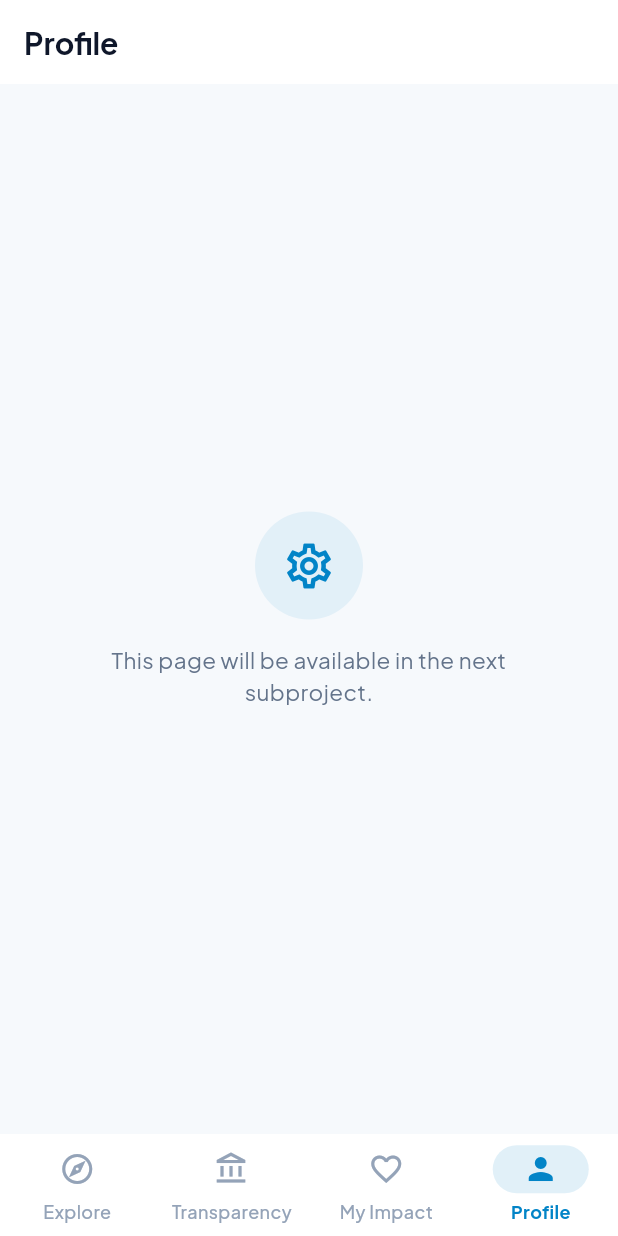
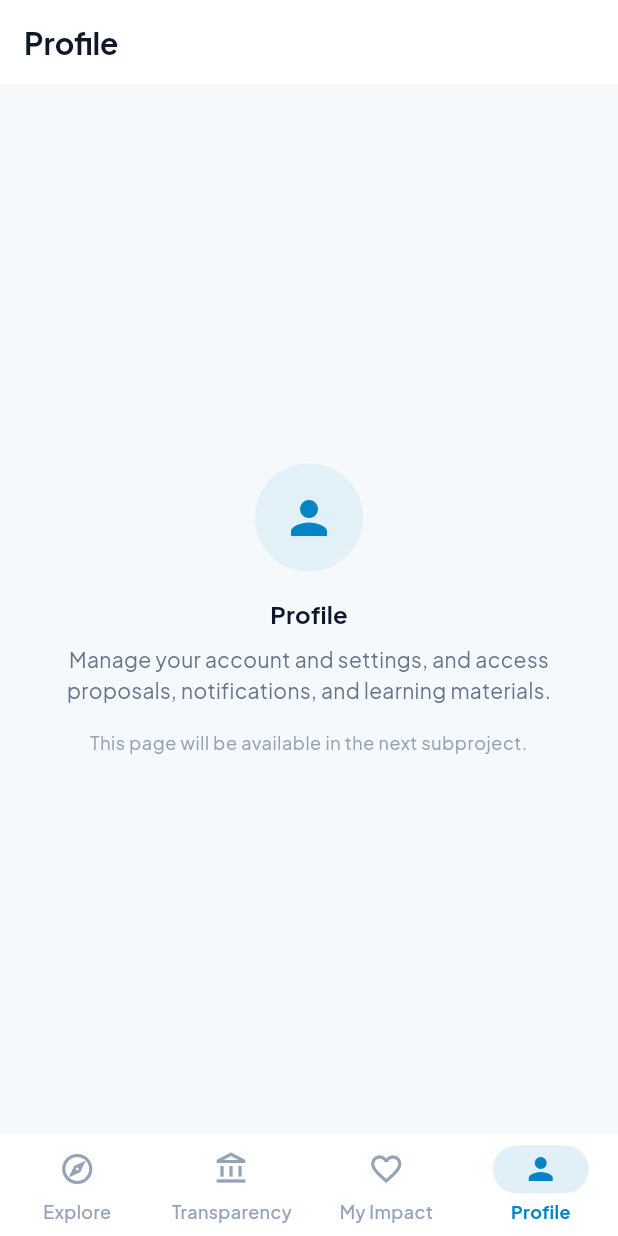
Before and after one commit to MANUSIAdosa/bluetrackproject, a Flutter app: the ProfilePage screen opened by its route, on a phone screen of 412 x 824 dp. Run offline on Flutter 3.47's test engine with Material 3 defaults, Android fonts, the phone set to English and light mode, and no system bars; our stand-ins replace flutter_secure_storage, go_router, hive_flutter, shared_preferences; accounts and stored records are empty.

Commit message:
Placeholder Transparansi, Profil, dan Dampakku menjelaskan fungsi tab
Tab Transparansi, Profil, dan kondisi kosong Dampakku (saat sudah login)
hanya menampilkan pesan umum. Ketiganya kini menampilkan ikon tab, nama
tab, dan satu kalimat fungsi tab, di bawahnya catatan isi lengkap menyusul.

- ShellTab dan ShellTabs jadi satu konfigurasi tab di App Shell; label,
  ikon, dan kalimat fungsi dibaca satu kali, bukan ditulis per halaman
- TabPlaceholder membaca spec dari ShellTabs.byLocation, dibungkus
  ConstrainedBox 480 agar aman di layar pendek dan lebar
- AppBar ketiga halaman memakai nav.* sehingga judul dan label tab selalu
  sama per bahasa
- Login prompt Dampakku saat belum masuk, Jelajahi, StatefulShellRoute,
  banner offline, dan notifikasi tidak berubah

```diff
--- a/lib/core/localization/app_localizations.dart
+++ b/lib/core/localization/app_localizations.dart
@@ -41,10 +41,20 @@ class AppLocalizations {
       'common.errorRetry': 'Gagal memuat. Periksa koneksi Anda.',
 
       // --- Shell / navigation ---
+      // `nav.*.description` is the one-line purpose of a tab, owned by the App
+      // Shell tab configuration and reused by placeholder tab pages.
       'nav.jelajahi': 'Jelajahi',
       'nav.transparency': 'Transparansi',
+      'nav.transparency.description':
+          'Lihat ke mana donasi mengalir, terbuka untuk semua tanpa perlu login.',
+      'nav.grants': 'Hibah',
       'nav.impact': 'Dampakku',
+      'nav.impact.description':
+          'Lihat dampak dari donasi yang sudah kamu berikan.',
       'nav.profile': 'Profil',
+      'nav.profile.description':
+          'Kelola akun dan pengaturanmu, serta akses proposal, notifikasi, '
+              'dan materi belajar.',
       'shell.offline': 'Anda sedang offline. Menampilkan data tersimpan.',
       'shell.notifications': 'Notifikasi',
 
@@ -251,9 +261,6 @@ class AppLocalizations {
           'perubahan berlaku berarti Anda menerima ketentuan yang baru.',
 
       // --- Placeholder tab pages ---
-      'transparency.title': 'Transparansi',
-      'impact.title': 'Dampakku',
-      'impact.empty': 'Belum ada data dampak.',
       'profile.title': 'Profil',
       'profile.signOut': 'Keluar',
       'notifications.title': 'Notifikasi',
@@ -273,8 +280,16 @@ class AppLocalizations {
       // --- Shell / navigation ---
       'nav.jelajahi': 'Explore',
       'nav.transparency': 'Transparency',
+      'nav.transparency.description':
+          'See where donations are disbursed, open to everyone without signing in.',
+      'nav.grants': 'Grants',
       'nav.impact': 'My Impact',
+      'nav.impact.description':
+          'See the impact of the donations you have made.',
       'nav.profile': 'Profile',
+      'nav.profile.description':
+          'Manage your account and settings, and access proposals, '
+              'notifications, and learning materials.',
       'shell.offline': "You're offline. Showing saved data.",
       'shell.notifications': 'Notifications',
 
@@ -475,9 +490,6 @@ class AppLocalizations {
           'effect means you accept the new terms.',
 
       // --- Placeholder tab pages ---
-      'transparency.title': 'Transparency',
-      'impact.title': 'My Impact',
-      'impact.empty': 'No impact data yet.',
       'profile.title': 'Profile',
       'profile.signOut': 'Sign out',
       'notifications.title': 'Notifications',
--- a/lib/features/impact/presentation/impact_page.dart
+++ b/lib/features/impact/presentation/impact_page.dart
@@ -2,9 +2,9 @@ import 'package:flutter/material.dart';
 
 import '../../../core/localization/app_localizations.dart';
 import '../../../core/state/app_state.dart';
-import '../../../shared/widgets/empty_state.dart';
 import '../../../shared/widgets/login_prompt_card.dart';
 import '../../../shared/widgets/notification_bell.dart';
+import '../../shell/tab_placeholder.dart';
 
 /// P09 My Impact — tab shell.
 ///
@@ -17,7 +17,7 @@ class ImpactPage extends StatelessWidget {
   Widget build(BuildContext context) {
     return Scaffold(
       appBar: AppBar(
-        title: Text(context.tr('impact.title')),
+        title: Text(context.tr('nav.impact')),
         actions: const [NotificationBell(), SizedBox(width: 8)],
       ),
       body: ListenableBuilder(
@@ -29,10 +29,7 @@ class ImpactPage extends StatelessWidget {
               child: LoginPromptCard(returnLocation: '/impact'),
             );
           }
-          return EmptyState(
-            icon: Icons.favorite_outline,
-            message: context.tr('impact.empty'),
-          );
+          return const TabPlaceholder(location: '/impact');
         },
       ),
     );
--- a/lib/features/profile/presentation/profile_page.dart
+++ b/lib/features/profile/presentation/profile_page.dart
@@ -2,13 +2,14 @@ import 'package:flutter/material.dart';
 
 import '../../../core/localization/app_localizations.dart';
 import '../../../core/state/app_state.dart';
-import '../../../shared/widgets/empty_state.dart';
+import '../../shell/tab_placeholder.dart';
 
 /// P17 Profile — tab shell.
 ///
 /// Subproject 01 only requires the tab to exist in the App Shell (P00).
 /// Profile content (badges, settings, shortcuts to P11/P12/P13/P16) is not
-/// assigned to Weeks 01–03.
+/// assigned to Weeks 01–03; the placeholder explains the tab from the shell
+/// tab configuration instead.
 class ProfilePage extends StatelessWidget {
   const ProfilePage({super.key});
 
@@ -17,7 +18,7 @@ class ProfilePage extends StatelessWidget {
     final signedIn = AuthController.instance.signedIn;
 
     return Scaffold(
-      appBar: AppBar(title: Text(context.tr('profile.title'))),
+      appBar: AppBar(title: Text(context.tr('nav.profile'))),
       body: ListenableBuilder(
         listenable: AuthController.instance,
         builder: (context, _) {
@@ -40,11 +41,8 @@ class ProfilePage extends StatelessWidget {
                     ),
                   ),
                 ),
-              Expanded(
-                child: EmptyState(
-                  icon: Icons.settings_outlined,
-                  message: context.tr('common.comingSoon'),
-                ),
+              const Expanded(
+                child: TabPlaceholder(location: '/profile'),
               ),
             ],
           );
--- a/lib/features/shell/app_shell.dart
+++ b/lib/features/shell/app_shell.dart
@@ -15,57 +15,11 @@ class AppShell extends StatelessWidget {
 
   final StatefulNavigationShell shell;
 
-  List<_TabSpec> _tabs(BuildContext context) {
-    final tabs = [
-      _TabSpec(
-        location: '/explore',
-        label: context.tr('nav.jelajahi'),
-        icon: Icons.explore_outlined,
-        activeIcon: Icons.explore,
-      ),
-      _TabSpec(
-        location: '/transparency',
-        label: context.tr('nav.transparency'),
-        icon: Icons.account_balance_outlined,
-        activeIcon: Icons.account_balance,
-      ),
-    ];
-
-    // Release 2 only: Hibah between Transparansi and Dampakku.
-    if (AppConfig.isRelease2) {
-      tabs.add(
-        _TabSpec(
-          location: '/grants',
-          label: 'Hibah',
-          icon: Icons.volunteer_activism_outlined,
-          activeIcon: Icons.volunteer_activism,
-        ),
-      );
-    }
-
-    tabs
-      ..add(
-        _TabSpec(
-          location: '/impact',
-          label: context.tr('nav.impact'),
-          icon: Icons.favorite_outline,
-          activeIcon: Icons.favorite,
-        ),
-      )
-      ..add(
-        _TabSpec(
-          location: '/profile',
-          label: context.tr('nav.profile'),
-          icon: Icons.person_outline,
-          activeIcon: Icons.person,
-        ),
-      );
-    return tabs;
-  }
+  List<ShellTab> _tabs() => ShellTabs.active;
 
   @override
   Widget build(BuildContext context) {
-    final tabs = _tabs(context);
+    final tabs = _tabs();
 
     return Scaffold(
       body: Column(
@@ -86,7 +40,7 @@ class AppShell extends StatelessWidget {
             NavigationDestination(
               icon: Icon(tab.icon),
               selectedIcon: Icon(tab.activeIcon),
-              label: tab.label,
+              label: tab.label(context),
             ),
         ],
       ),
@@ -94,16 +48,89 @@ class AppShell extends StatelessWidget {
   }
 }
 
-class _TabSpec {
-  const _TabSpec({
+/// Configuration of one bottom-navigation tab.
+///
+/// Lives here so the tab label, icon, and one-line purpose are defined once:
+/// the shell renders the navigation bar, and placeholder tab pages read the
+/// same spec through [TabPlaceholder].
+@immutable
+class ShellTab {
+  const ShellTab({
     required this.location,
-    required this.label,
+    required this.labelKey,
     required this.icon,
     required this.activeIcon,
+    this.descriptionKey,
   });
 
   final String location;
-  final String label;
+  final String labelKey;
   final IconData icon;
   final IconData activeIcon;
+
+  /// Localization key of the tab's purpose sentence. Null when the tab has no
+  /// placeholder copy of its own.
+  final String? descriptionKey;
+
+  String label(BuildContext context) => context.tr(labelKey);
+
+  String? description(BuildContext context) =>
+      descriptionKey == null ? null : context.tr(descriptionKey!);
 }
+
+/// Release-gated tab list — the single source of truth for the bottom nav.
+abstract final class ShellTabs {
+  static const ShellTab explore = ShellTab(
+    location: '/explore',
+    labelKey: 'nav.jelajahi',
+    icon: Icons.explore_outlined,
+    activeIcon: Icons.explore,
+  );
+
+  static const ShellTab transparency = ShellTab(
+    location: '/transparency',
+    labelKey: 'nav.transparency',
+    descriptionKey: 'nav.transparency.description',
+    icon: Icons.account_balance_outlined,
+    activeIcon: Icons.account_balance,
+  );
+
+  /// Release 2 only: Hibah between Transparansi and Dampakku.
+  static const ShellTab grants = ShellTab(
+    location: '/grants',
+    labelKey: 'nav.grants',
+    icon: Icons.volunteer_activism_outlined,
+    activeIcon: Icons.volunteer_activism,
+  );
+
+  static const ShellTab impact = ShellTab(
+    location: '/impact',
+    labelKey: 'nav.impact',
+    descriptionKey: 'nav.impact.description',
+    icon: Icons.favorite_outline,
+    activeIcon: Icons.favorite,
+  );
+
+  static const ShellTab profile = ShellTab(
+    location: '/profile',
+    labelKey: 'nav.profile',
+    descriptionKey: 'nav.profile.description',
+    icon: Icons.person_outline,
+    activeIcon: Icons.person,
+  );
+
+  static List<ShellTab> get active => [
+    explore,
+    transparency,
+    if (AppConfig.isRelease2) grants,
+    impact,
+    profile,
+  ];
+
+  static ShellTab? byLocation(String location) {
+    for (final tab in active) {
+      if (tab.location == location) return tab;
+    }
+    return null;
+  }
+}
--- /dev/null
+++ b/lib/features/shell/tab_placeholder.dart
@@ -0,0 +1,86 @@
+import 'package:flutter/material.dart';
+
+import '../../core/localization/app_localizations.dart';
+import '../../core/theme/app_colors.dart';
+import '../../shared/widgets/empty_state.dart';
+import 'app_shell.dart';
+
+/// Placeholder body for a shell tab whose full content is not built yet.
+///
+/// Shows the tab icon, the tab name, and the one-line purpose declared in the
+/// App Shell tab configuration ([ShellTabs]) — never a per-page copy — plus a
+/// short note that the complete content follows.
+class TabPlaceholder extends StatelessWidget {
+  const TabPlaceholder({super.key, required this.location});
+
+  /// Tab location key, e.g. `/transparency`.
+  final String location;
+
+  @override
+  Widget build(BuildContext context) {
+    final tab = ShellTabs.byLocation(location);
+
+    if (tab == null) {
+      return EmptyState(
+        icon: Icons.schedule,
+        message: context.tr('common.comingSoon'),
+      );
+    }
+
+    final theme = Theme.of(context);
+
+    return Center(
+      child: SingleChildScrollView(
+        child: ConstrainedBox(
+          // Keeps the copy readable on wide screens and safe on short ones.
+          constraints: const BoxConstraints(maxWidth: 480),
+          child: Padding(
+            padding: const EdgeInsets.all(32),
+            child: Column(
+              mainAxisSize: MainAxisSize.min,
+              children: [
+                Container(
+                  width: 72,
+                  height: 72,
+                  decoration: BoxDecoration(
+                    color: AppColors.ocean.withValues(alpha: 0.08),
+                    shape: BoxShape.circle,
+                  ),
+                  child: Icon(tab.activeIcon, size: 36, color: AppColors.ocean),
+                ),
+                const SizedBox(height: 16),
+                Text(
+                  tab.label(context),
+                  textAlign: TextAlign.center,
+                  style: theme.textTheme.titleMedium?.copyWith(
+                    fontWeight: FontWeight.w700,
+                    color: AppColors.textPrimary,
+                  ),
+                ),
+                if (tab.descriptionKey != null) ...[
+                  const SizedBox(height: 8),
+                  Text(
+                    tab.description(context)!,
+                    textAlign: TextAlign.center,
+                    style: theme.textTheme.bodyMedium?.copyWith(
+                      color: AppColors.textSecondary,
+                      height: 1.5,
+                    ),
+                  ),
+                ],
+                const SizedBox(height: 16),
+                Text(
+                  context.tr('common.comingSoon'),
+                  textAlign: TextAlign.center,
+                  style: theme.textTheme.bodySmall?.copyWith(
+                    color: AppColors.inactiveTab,
+                  ),
+                ),
+              ],
+            ),
+          ),
+        ),
+      ),
+    );
+  }
+}
--- a/lib/features/transparency/presentation/transparency_page.dart
+++ b/lib/features/transparency/presentation/transparency_page.dart
@@ -1,24 +1,22 @@
 import 'package:flutter/material.dart';
 
 import '../../../core/localization/app_localizations.dart';
-import '../../../shared/widgets/empty_state.dart';
+import '../../shell/tab_placeholder.dart';
 
 /// P07 Transparency — tab shell.
 ///
 /// Subproject 01 only requires the tab to exist in the App Shell (P00).
 /// The full P07 screen (Penyaluran / Kantong A / Kantong B tabs) is not
-/// assigned to Weeks 01–03, so this stays a public placeholder.
+/// assigned to Weeks 01–03, so this stays a public placeholder: no login
+/// required, and the tab's purpose comes from the shell tab configuration.
 class TransparencyPage extends StatelessWidget {
   const TransparencyPage({super.key});
 
   @override
   Widget build(BuildContext context) {
     return Scaffold(
-      appBar: AppBar(title: Text(context.tr('transparency.title'))),
-      body: EmptyState(
-        icon: Icons.account_balance_outlined,
-        message: context.tr('common.comingSoon'),
-      ),
+      appBar: AppBar(title: Text(context.tr('nav.transparency'))),
+      body: const TabPlaceholder(location: '/transparency'),
     );
   }
 }
```
Also changed, not shown: 1 other file.
